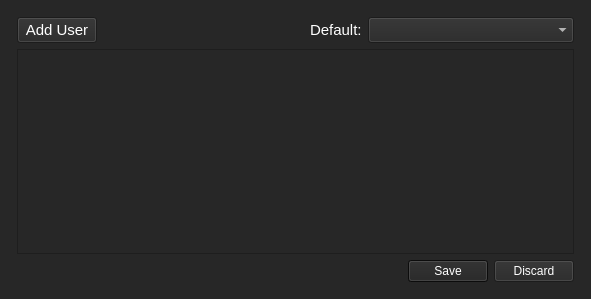
Qt form outside/views_ui/UsersList_Dialog.ui (Outsider-corp/OutsideYT) before a commit.
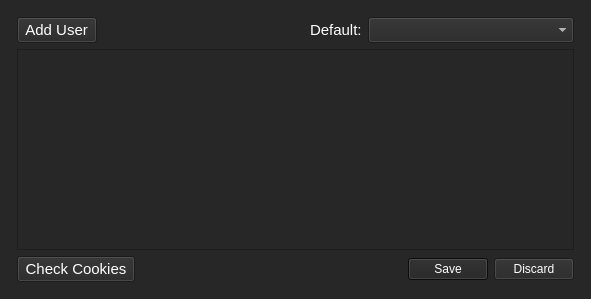
The same form after that commit.

Commit message: UsersList Complete

The edit to the form file:
```diff
--- a/outside/views_ui/UsersList_Dialog.ui
+++ b/outside/views_ui/UsersList_Dialog.ui
@@ -81,7 +81,7 @@
           <string notr="true">color: rgb(255, 255, 255);</string>
          </property>
          <property name="text">
-          <string>Add User</string>
+          <string> Add User </string>
          </property>
         </widget>
        </item>
@@ -140,11 +140,20 @@
       </widget>
      </item>
      <item>
+      <layout class="QHBoxLayout" name="horizontalLayout_2">
+       <item>
+        <widget class="QPushButton" name="CheckCookies_Button">
+         <property name="text">
+          <string> Check Cookies </string>
+         </property>
+        </widget>
+       </item>
+       <item>
       <widget class="QDialogButtonBox" name="buttonBox">
        <property name="font">
         <font>
-         <family>Arial</family>
-         <pointsize>11</pointsize>
+           <family>MS Shell Dlg 2</family>
+           <pointsize>8</pointsize>
         </font>
        </property>
        <property name="styleSheet">
@@ -157,6 +166,8 @@
         <set>QDialogButtonBox::Discard|QDialogButtonBox::Save</set>
        </property>
       </widget>
+       </item>
+      </layout>
      </item>
     </layout>
    </item>
```
Lines whose indentation alone changed are shown as unchanged. The commit also changes 8 other files.
